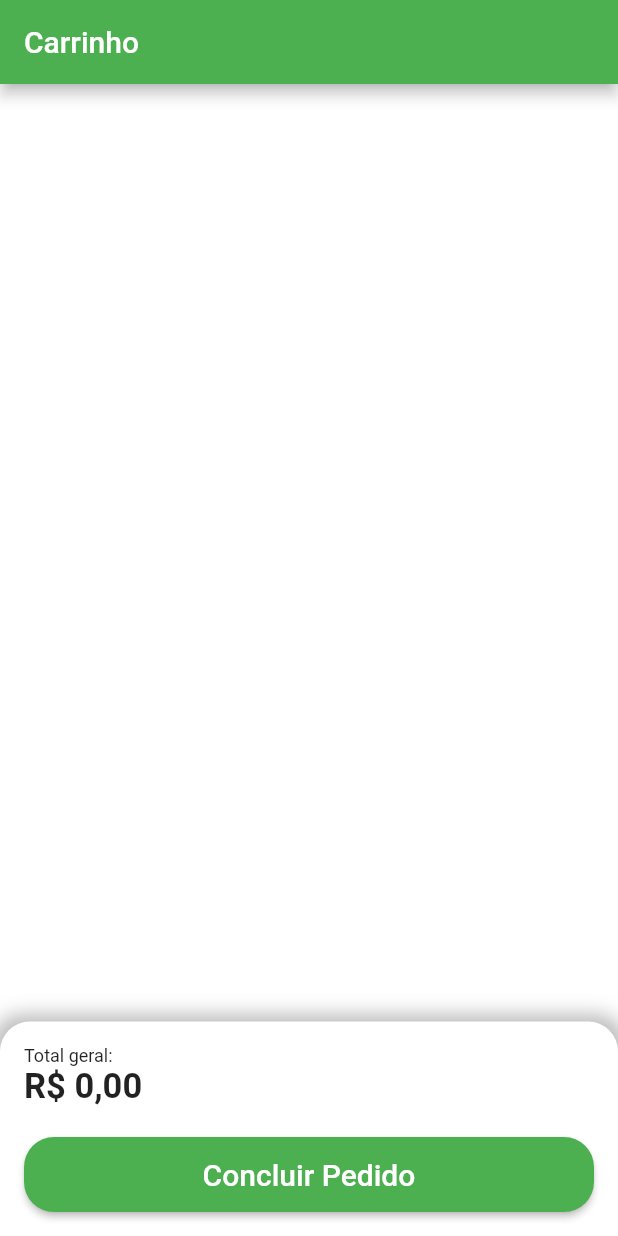
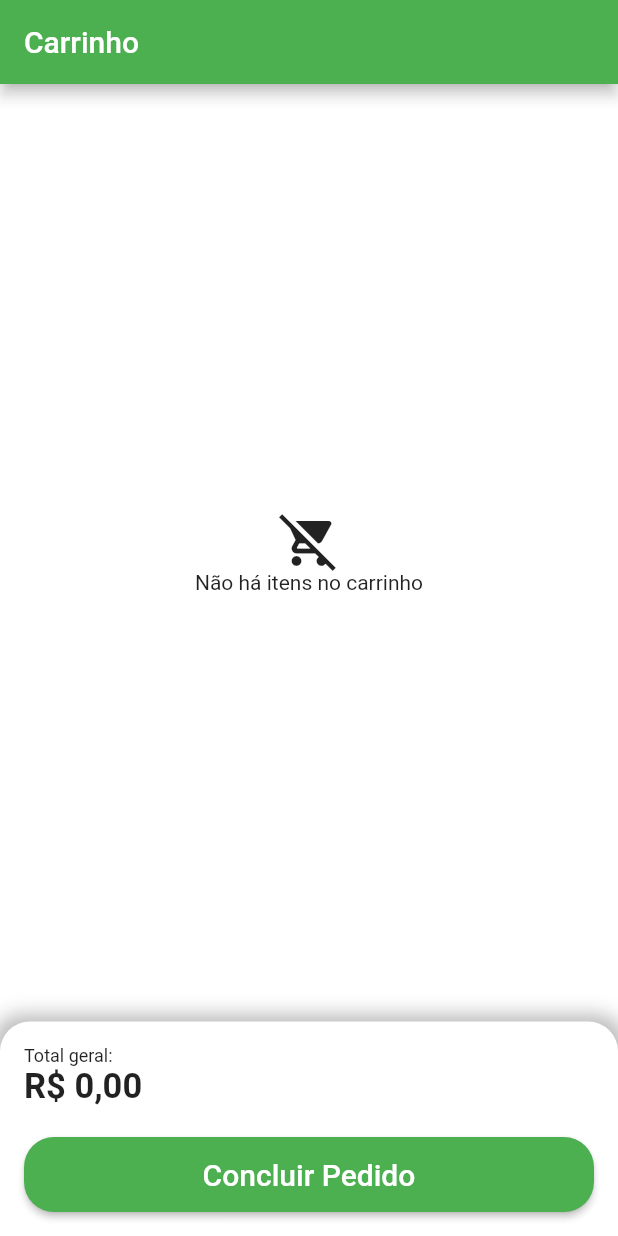
Before and after one commit to IuriEneas/quitanda, a Flutter app: the CartTab screen opened directly, on a phone screen of 412 x 824 dp. Run offline on Flutter 3.47's test engine with Material 2 defaults, Android fonts, the phone set to English and light mode, and no system bars; our stand-ins replace animated_text_kit, badges, dio, flutter_secure_storage, fluttertoast, freezed_annotation and 3 more; missing offline and left inert: clipboard; accounts and stored records are empty.

Commit message:
1b - Carrinho de compras completo com pagamento

```diff
--- a/lib/src/config/app_data.dart
+++ b/lib/src/config/app_data.dart
@@ -108,6 +108,7 @@ List<OrderModel> orders = [
     createDate: DateTime.parse('2023-06-08 10:00:10.465'),
     overdueDate: DateTime.parse('2023-06-08 11:00:10.465'),
     status: 'pending_payment',
+    qrCodeImage: '',
     copyAndPaste: 'd12a3fa343t',
     total: 13.5,
     items: [
@@ -127,6 +128,7 @@ List<OrderModel> orders = [
     id: 'testeid2',
     createDate: DateTime.parse('2023-02-08 10:00:10.465'),
     overdueDate: DateTime.parse('2023-02-08 11:00:10.465'),
+    qrCodeImage: '',
     status: 'preparing_purchase',
     copyAndPaste: 'd12a3fa343t',
     total: 11,
--- a/lib/src/constants/endpoints.dart
+++ b/lib/src/constants/endpoints.dart
@@ -10,4 +10,5 @@ abstract class Endpoints {
   static const String getCartItems = '$baseUrl/get-cart-items';
   static const String addItemToCart = '$baseUrl/add-item-to-cart';
   static const String modifyItemQuantity = '$baseUrl/modify-item-quantity';
+  static const String checkout = '$baseUrl/checkout';
 }
--- a/lib/src/pages/cart/view/cart_tab.dart
+++ b/lib/src/pages/cart/view/cart_tab.dart
@@ -4,7 +4,6 @@ import 'package:quitanda/src/pages/cart/controller/cart_controller.dart';
 import 'package:quitanda/src/services/utils_services.dart';
 import 'package:quitanda/src/config/custom_color.dart';
 import 'package:quitanda/src/config/app_data.dart' as app_data;
-import 'package:quitanda/src/widgets/payment_widget.dart';
 
 import 'components/cart_tile.dart';
 
@@ -17,6 +16,7 @@ class CartTab extends StatefulWidget {
 
 class _CartTabState extends State<CartTab> {
   final UtilsServices utilsServices = UtilsServices();
+  final cartController = Get.find<CartController>();
 
   double cartTotalPrice() {
     double total = 0;
@@ -43,20 +43,32 @@ class _CartTabState extends State<CartTab> {
       body: Column(
         children: [
           // ListView Cart items
-          GetBuilder<CartController>(
+          Expanded(
+            child: GetBuilder<CartController>(
               builder: (controller) {
-              return Expanded(
-                child: ListView.builder(
+                if (controller.items.isEmpty) {
+                  return Column(
+                    mainAxisAlignment: MainAxisAlignment.center,
+                    children: [
+                      Icon(
+                        Icons.remove_shopping_cart,
+                        size: 40,
+                        color: CustomColors.customSwatchColor,
+                      ),
+                      const Text('Não há itens no carrinho'),
+                    ],
+                  );
+                }
+                return ListView.builder(
                   itemCount: controller.items.length,
                   itemBuilder: (context, index) {
                     return CartTile(
                       itemCart: controller.items[index],
-                      updatedQuantity: (quantity) {},
+                    );
+                  },
                 );
               },
             ),
-              );
-            },
           ),
 
           // Bottom sheet total
@@ -110,17 +122,17 @@ class _CartTabState extends State<CartTab> {
                 // Concluir pedido button
                 SizedBox(
                   height: 50,
-                  child: ElevatedButton(
+                  child: GetBuilder<CartController>(
+                    builder: (_) {
+                      return ElevatedButton(
                         onPressed: () async {
                           bool? result = await showOrderConfirmation();
 
                           if (result ?? false) {
-                        showDialog(
-                          context: context,
-                          builder: (context) {
-                            return PaymentDialog(order: app_data.orders.first);
-                          },
-                        );
+                            cartController.checkout();
+                          } else {
+                            utilsServices.showToast(
+                                message: 'Pedido não confirmado');
                           }
                         },
                         style: ElevatedButton.styleFrom(
@@ -129,13 +141,17 @@ class _CartTabState extends State<CartTab> {
                             borderRadius: BorderRadius.circular(20),
                           ),
                         ),
-                    child: const Text(
+                        child: _.isLoadingCheckout
+                            ? const CircularProgressIndicator()
+                            : const Text(
                                 'Concluir Pedido',
                                 style: TextStyle(
                                   fontSize: 20,
                                   color: Colors.white,
                                 ),
                               ),
+                      );
+                    },
                   ),
                 ),
               ],
--- a/lib/src/pages/orders/components/order_tile.dart
+++ b/lib/src/pages/orders/components/order_tile.dart
@@ -30,7 +30,7 @@ class OrderTile extends StatelessWidget {
 
               // Order Date
               Text(
-                utilsServices.formatDatetime(order.createDate),
+                utilsServices.formatDatetime(order.createDate!),
                 style: const TextStyle(
                   fontSize: 12,
                   color: Colors.black,
--- a/pubspec.yaml
+++ b/pubspec.yaml
@@ -48,6 +48,7 @@ dependencies:
   fluttertoast: ^8.1.1
   flutter_secure_storage: ^6.0.0
   shimmer: ^2.0.0
+  clipboard: ^0.1.3
 
 dev_dependencies:
   flutter_test:
```
Also changed, not shown: lib/src/models/order_model.dart (+19 -1 lines), lib/src/pages/cart/controller/cart_controller.dart (+58 -13 lines), lib/src/pages/cart/repository/cart_repository.dart (+23 -0 lines), lib/src/pages/cart/view/components/cart_tile.dart (+11 -5 lines), lib/src/pages/home/view/components/item_tile.dart (+7 -0 lines), lib/src/pages/home/view/home_tab.dart (+16 -5 lines), lib/src/services/utils_services.dart (+10 -0 lines), lib/src/widgets/payment_widget.dart (+13 -8 lines), lib/src/models/order_model.g.dart (added), pubspec.lock. Lines whose indentation alone changed are shown as unchanged.
